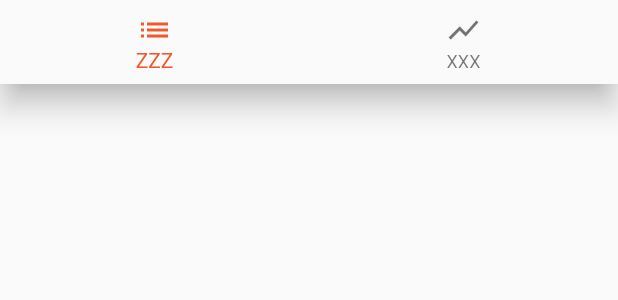
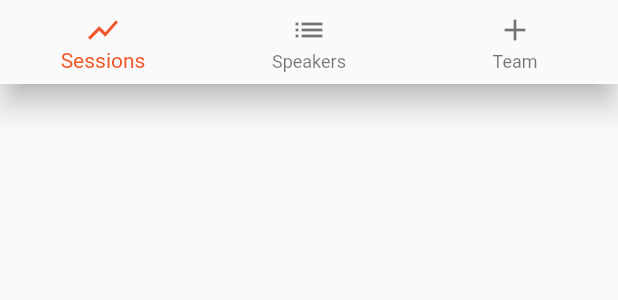
Before and after one commit to gdgzh/gonfi, a Flutter app: the TabSelector widget shown alone on an empty page, opened directly, on a phone screen of 412 x 824 dp. Shown: the top 300 px of the screen. Run offline on Flutter 3.47's test engine with Material 2 defaults, Android fonts, the phone set to English and light mode, and no system bars; our stand-ins replace built_collection, built_value, cached_network_image, flutter_redux, redux; generated files the repository leaves out were written again; network calls fail; statements that could not run were skipped.

Commit message:
Add new tab

```diff
--- a/app/lib/app/active_page.dart
+++ b/app/lib/app/active_page.dart
@@ -1,4 +1,5 @@
 enum ActivePage {
   sessions,
   speakers,
+  team,
 }
--- a/app/lib/app/containers/tab_selector.dart
+++ b/app/lib/app/containers/tab_selector.dart
@@ -20,16 +20,34 @@ class TabSelector extends StatelessWidget {
           onTap: vm.onTabSelected,
           items: ActivePage.values.map((tab) {
             return new BottomNavigationBarItem(
-                icon: new Icon(
-                  tab == ActivePage.sessions ? Icons.list : Icons.show_chart,
-                ),
-                title: new Text(
-                  tab == ActivePage.sessions ? "ZZZ" : "XXX",
-                ));
+                icon: _iconForActivePage(tab),
+                title: new Text(_titleForActivePage(tab)));
           }).toList(),
         );
       },
     );
+  }
+
+  String _titleForActivePage(ActivePage page) {
+    switch (page) {
+      case ActivePage.sessions:
+        return "Sessions";
+      case ActivePage.speakers:
+        return "Speakers";
+      case ActivePage.team:
+        return "Team";
+    }
+  }
+
+  Widget _iconForActivePage(ActivePage page) {
+    switch (page) {
+      case ActivePage.team:
+        return Icon(Icons.add);
+      case ActivePage.speakers:
+        return Icon(Icons.list);
+      case ActivePage.sessions:
+        return Icon(Icons.show_chart);
+    }
   }
 }
 
--- a/app/lib/app/screens/main_tabs_screen.dart
+++ b/app/lib/app/screens/main_tabs_screen.dart
@@ -4,6 +4,7 @@ import 'package:gonfi/app/containers/main_tabs_container.dart';
 import 'package:gonfi/app/containers/tab_selector.dart';
 import 'package:gonfi/pages/session/session_list_container.dart';
 import 'package:gonfi/pages/speaker/speaker_page.dart';
+import 'package:gonfi/pages/team/team_screen.dart';
 
 class MainTabScreen extends StatelessWidget {
   MainTabScreen();
@@ -27,5 +28,7 @@ Widget _activePageContent(ActivePage activePage) {
       return SessionListContainer();
     case ActivePage.speakers:
       return SpeakersPage();
+    case ActivePage.team:
+      return TeamScreen();
   }
 }
```
